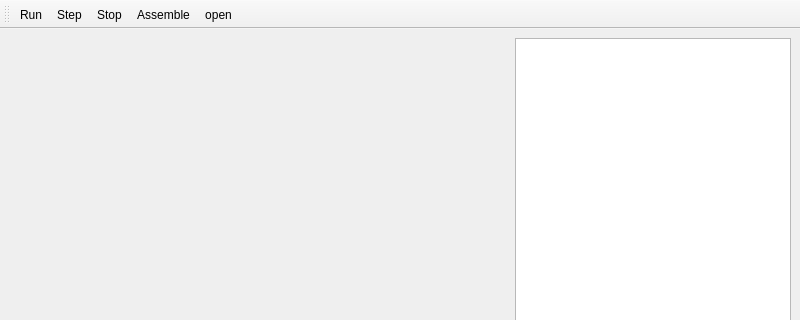
Qt form dc/interfaces/qt/main.ui (Kingdread/dc-reloaded) before a commit; both pictures show x 0 to 800 and y 0 to 320 of the 800 by 600 pixel window.
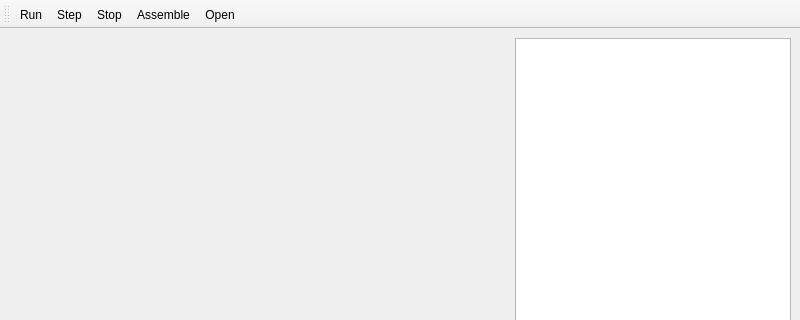
The same form after that commit. Icons and pictures are not drawn. Custom widgets are drawn as their Qt base class.

The edit to the form file:
```diff
--- a/dc/interfaces/qt/main.ui
+++ b/dc/interfaces/qt/main.ui
@@ -294,7 +294,7 @@
      <normaloff>:/icons/open.png</normaloff>:/icons/open.png</iconset>
    </property>
    <property name="text">
-    <string>open</string>
+    <string>Open</string>
    </property>
    <property name="toolTip">
     <string>Open a file</string>
```
